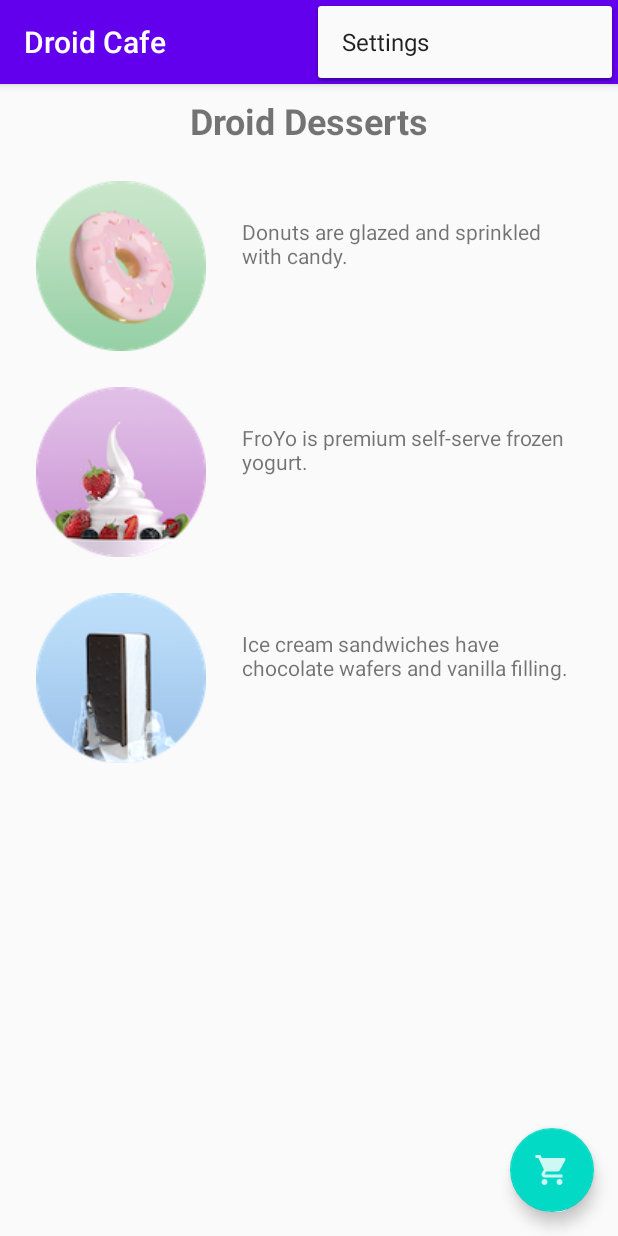
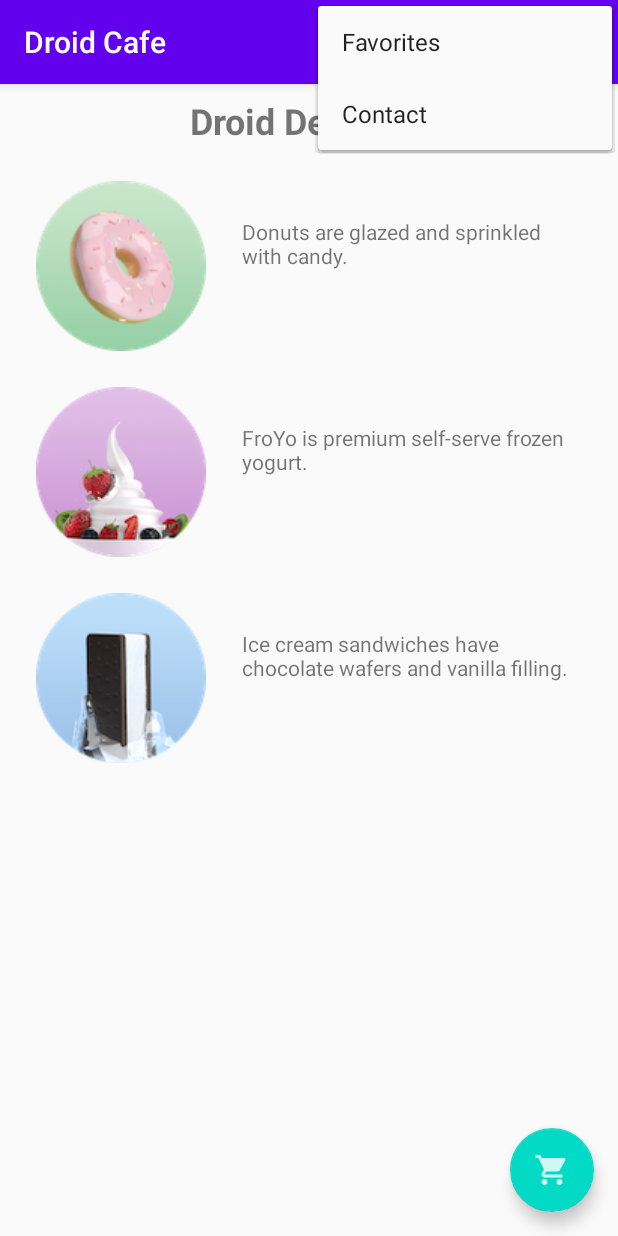
Before and after one commit to HatemHashem/Android-Developer-Fundamentals-Version-2, an Android app: the screen it shows after launch (MainActivity), with the options menu open, on a phone screen of 412 x 824 dp. Run offline under Robolectric (Android 15) with nearby library versions, the phone set to English and light mode, and no system bars.

Commit message:
add toolbar functionalities

```diff
--- /dev/null
+++ b/DroidCafe/app/src/main/res/drawable-anydpi/ic_fav.xml
@@ -0,0 +1,11 @@
+<vector xmlns:android="http://schemas.android.com/apk/res/android"
+    android:width="24dp"
+    android:height="24dp"
+    android:viewportWidth="24"
+    android:viewportHeight="24"
+    android:tint="#FFFFFF"
+    android:alpha="0.8">
+    <path
+        android:fillColor="#FF000000"
+        android:pathData="M12,21.35l-1.45,-1.32C5.4,15.36 2,12.28 2,8.5 2,5.42 4.42,3 7.5,3c1.74,0 3.41,0.81 4.5,2.09C13.09,3.81 14.76,3 16.5,3 19.58,3 22,5.42 22,8.5c0,3.78 -3.4,6.86 -8.55,11.54L12,21.35z"/>
+</vector>
--- /dev/null
+++ b/DroidCafe/app/src/main/res/drawable-anydpi/ic_status_info.xml
@@ -0,0 +1,11 @@
+<vector xmlns:android="http://schemas.android.com/apk/res/android"
+    android:width="24dp"
+    android:height="24dp"
+    android:viewportWidth="24"
+    android:viewportHeight="24"
+    android:tint="#FFFFFF"
+    android:alpha="0.8">
+    <path
+        android:fillColor="#FF000000"
+        android:pathData="M11,17h2v-6h-2v6zM12,2C6.48,2 2,6.48 2,12s4.48,10 10,10 10,-4.48 10,-10S17.52,2 12,2zM12,20c-4.41,0 -8,-3.59 -8,-8s3.59,-8 8,-8 8,3.59 8,8 -3.59,8 -8,8zM11,9h2L13,7h-2v2z"/>
+</vector>
--- a/DroidCafe/app/src/main/res/menu/menu_main.xml
+++ b/DroidCafe/app/src/main/res/menu/menu_main.xml
@@ -2,9 +2,29 @@
     xmlns:app="http://schemas.android.com/apk/res-auto"
     xmlns:tools="http://schemas.android.com/tools"
     tools:context="com.example.droidcafe.MainActivity">
+
     <item
-        android:id="@+id/action_settings"
-        android:orderInCategory="100"
-        android:title="@string/action_settings"
+        android:id="@+id/action_contact"
+        android:orderInCategory="40"
+        android:title="@string/action_contact"
         app:showAsAction="never" />
+    <item
+        android:id="@+id/action_order"
+        android:icon="@drawable/ic_shopping_cart"
+        android:orderInCategory="10"
+        android:title="@string/action_order"
+        app:showAsAction="always" />
+    <item
+        android:id="@+id/action_status"
+        android:icon="@drawable/ic_status_info"
+        android:orderInCategory="20"
+        android:title="@string/action_status"
+        app:showAsAction="always" />
+    <item
+        android:id="@+id/action_Favorites"
+        android:icon="@drawable/ic_fav"
+        android:orderInCategory="30"
+        android:title="@string/action_favorites"
+        app:showAsAction="ifRoom" />
+
 </menu>
--- a/DroidCafe/app/src/main/res/values/strings.xml
+++ b/DroidCafe/app/src/main/res/values/strings.xml
@@ -33,6 +33,10 @@
     <string name="same_day_messenger_service">Same day messenger service</string>
     <string name="next_day_ground_delivery">Next day ground delivery</string>
     <string name="pick_up">Pick up</string>
+    <string name="action_contact">Contact</string>
+    <string name="action_favorites">Favorites</string>
+    <string name="action_status">Status</string>
+    <string name="action_order">Order</string>
     <string-array name="labels_array">
         <item>Home</item>
         <item>Work</item>
```
Also changed, not shown: DroidCafe/app/src/main/java/com/example/droidcafe/MainActivity.java (+28 -8 lines), DroidCafe/app/src/main/res/drawable-hdpi/ic_fav.png (added), DroidCafe/app/src/main/res/drawable-hdpi/ic_status_info.png (added), DroidCafe/app/src/main/res/drawable-mdpi/ic_fav.png (added), DroidCafe/app/src/main/res/drawable-mdpi/ic_status_info.png (added), DroidCafe/app/src/main/res/drawable-xhdpi/ic_fav.png (added), DroidCafe/app/src/main/res/drawable-xhdpi/ic_status_info.png (added), DroidCafe/app/src/main/res/drawable-xxhdpi/ic_fav.png (added), DroidCafe/app/src/main/res/drawable-xxhdpi/ic_status_info.png (added).
